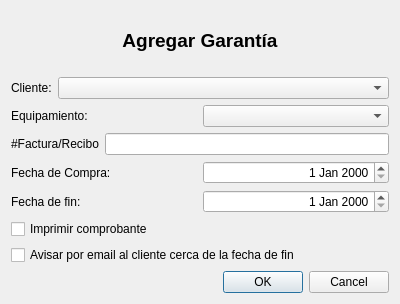
This is trunk/plugins/garantias/dagregargarantia.ui in chungote/gestotux as Qt 5 draws it before an edit. The edited form follows.
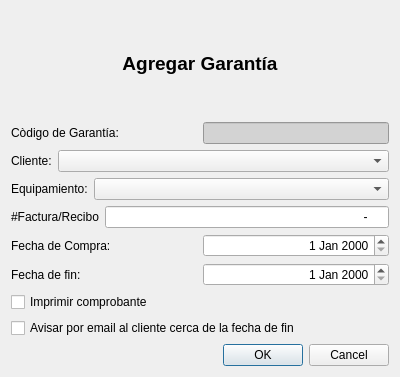
This is the edited form. Custom widgets are drawn as their Qt base class.

Commit message: Mejorado el plugin de garantias que permite agregar, dar de baja, eliminar imprimir y pasar a pdf una garantia.

Patch:
```diff
--- a/trunk/plugins/garantias/dagregargarantia.ui
+++ b/trunk/plugins/garantias/dagregargarantia.ui
@@ -7,7 +7,7 @@
     <x>0</x>
     <y>0</y>
     <width>400</width>
-    <height>304</height>
+    <height>377</height>
    </rect>
   </property>
   <property name="windowTitle">
@@ -16,11 +16,47 @@
   <layout class="QVBoxLayout" name="verticalLayout">
    <item>
     <widget class="QLabel" name="label">
+     <property name="sizePolicy">
+      <sizepolicy hsizetype="Preferred" vsizetype="Minimum">
+       <horstretch>0</horstretch>
+       <verstretch>0</verstretch>
+      </sizepolicy>
+     </property>
      <property name="text">
       <string>&lt;html&gt;&lt;head/&gt;&lt;body&gt;&lt;p align=&quot;center&quot;&gt;&lt;span style=&quot; font-size:14pt; font-weight:600;&quot;&gt;Agregar Garantía&lt;/span&gt;&lt;/p&gt;&lt;/body&gt;&lt;/html&gt;</string>
      </property>
     </widget>
    </item>
+   <item>
+    <layout class="QHBoxLayout" name="horizontalLayout_6">
+     <item>
+      <widget class="QLabel" name="LGarantia">
+       <property name="text">
+        <string>Còdigo de Garantía:</string>
+       </property>
+      </widget>
+     </item>
+     <item>
+      <widget class="QLineEdit" name="LECodigoGarantia">
+       <property name="sizePolicy">
+        <sizepolicy hsizetype="Minimum" vsizetype="Fixed">
+         <horstretch>0</horstretch>
+         <verstretch>0</verstretch>
+        </sizepolicy>
+       </property>
+       <property name="autoFillBackground">
+        <bool>false</bool>
+       </property>
+       <property name="styleSheet">
+        <string notr="true">background-color: rgb(211, 211, 211);</string>
+       </property>
+       <property name="alignment">
+        <set>Qt::AlignCenter</set>
+       </property>
+      </widget>
+     </item>
+    </layout>
+   </item>
    <item>
     <layout class="QHBoxLayout" name="horizontalLayout">
      <item>
@@ -52,7 +88,14 @@
       </widget>
      </item>
      <item>
-      <widget class="ECBEquipamiento" name="CBEquipamiento"/>
+      <widget class="ECBEquipamiento" name="CBEquipamiento">
+       <property name="sizePolicy">
+        <sizepolicy hsizetype="MinimumExpanding" vsizetype="Fixed">
+         <horstretch>0</horstretch>
+         <verstretch>0</verstretch>
+        </sizepolicy>
+       </property>
+      </widget>
      </item>
     </layout>
    </item>
@@ -67,6 +110,9 @@
      </item>
      <item>
       <widget class="QLineEdit" name="LEFactura">
+       <property name="inputMask">
+        <string>99999-99999; </string>
+       </property>
        <property name="alignment">
         <set>Qt::AlignRight|Qt::AlignTrailing|Qt::AlignVCenter</set>
        </property>
```
The commit also changes 12 other files.
